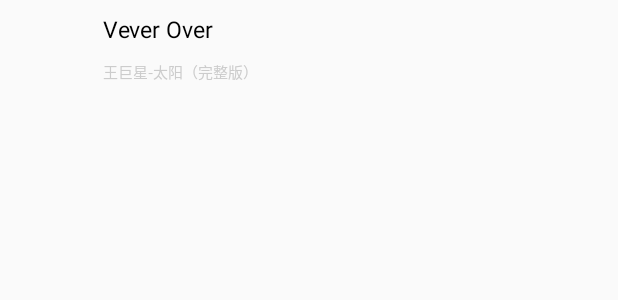
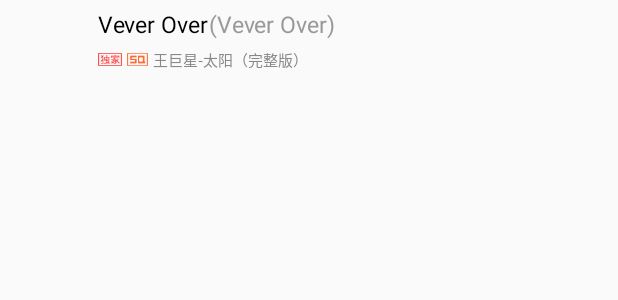
Before and after one commit to kalac2232/Hearing, an Android app: the layout item_recom_daily_list.xml on its own in the app's theme, with its tools: preview values and no code run, on a phone screen of 412 x 824 dp. Shown: the top 300 px of the screen. Run offline under Robolectric (Android 15) with nearby library versions, the phone set to English and light mode, and no system bars.

Commit message:
完善日推列表数据

```diff
--- a/app/src/main/java/cn/kalac/hearing/fragment/MineFragment.java
+++ b/app/src/main/java/cn/kalac/hearing/fragment/MineFragment.java
@@ -36,7 +36,7 @@ public class MineFragment extends Fragment {
         mBtnLogin.setOnClickListener(new View.OnClickListener() {
             @Override
             public void onClick(View v) {
-                String url = ApiHelper.getPhoneLoginUrl("17684721017","GHN,.155070");
+                String url = ApiHelper.getPhoneLoginUrl("17684721017","qweasdzxc");
 
                 HttpHelper.getInstance().get(url, new HttpCallback<LoginResultBean>() {
 
--- a/app/src/main/java/cn/kalac/hearing/javabean/net/song/SongDetailResultBean.java
+++ b/app/src/main/java/cn/kalac/hearing/javabean/net/song/SongDetailResultBean.java
@@ -9,7 +9,7 @@ import java.util.List;
 public class SongDetailResultBean {
 
     /**
-     * songs : [{"name":"第几个一百天","id":108401,"pst":0,"t":0,"ar":[{"id":3684,"name":"林俊杰","tns":[],"alias":[]}],"alia":[],"pop":100,"st":0,"rt":"","fee":8,"v":45,"crbt":"5fb47d3d6b8cecd4b73d1537dc2538c6","cf":"","al":{"id":10766,"name":"100天","picUrl":"https://p1.music.126.net/oALpJH1SwQE9eLaYQHLQHw==/109951163071285497.jpg","tns":[],"pic_str":"109951163071285497","pic":109951163071285500},"dt":280907,"h":{"br":320000,"fid":0,"size":11238966,"vd":-1.9},"m":{"br":160000,"fid":0,"size":5619506,"vd":-1.46},"l":{"br":96000,"fid":0,"size":3371721,"vd":-1.5},"a":null,"cd":"1","no":2,"rtUrl":null,"ftype":0,"rtUrls":[],"djId":0,"copyright":1,"s_id":0,"rtype":0,"rurl":null,"mst":9,"cp":14026,"mv":58695,"publishTime":1261065600000}]
+     * songs : [{"name":"第几个一百天","id":108401,"pst":0,"t":0,"ar":[{"id":3684,"name":"林俊杰","tns":[],"alias":[]}],"alia":[],"pop":100,"st":0,"rt":"","fee":8,"v":45,"crbt":"5fb47d3d6b8cecd4b73d1537dc2538c6","cf":"","al":{"id":10766,"name":"100天","picUrl":"https://p1.music.126.net/oALpJH1SwQE9eLaYQHLQHw==/109951163071285497.jpg","tns":[],"pic_str":"109951163071285497","pic":109951163071285500},"dt":280907,"h":{"br":320000,"fid":0,"size":11238966,"vd":-1.9},"m":{"br":160000,"fid":0,"size":5619506,"vd":-1.46},"loadListFormLoacl":{"br":96000,"fid":0,"size":3371721,"vd":-1.5},"a":null,"cd":"1","no":2,"rtUrl":null,"ftype":0,"rtUrls":[],"djId":0,"copyright":1,"s_id":0,"rtype":0,"rurl":null,"mst":9,"cp":14026,"mv":58695,"publishTime":1261065600000}]
      * privileges : [{"id":108401,"fee":8,"payed":0,"st":0,"pl":128000,"dl":0,"sp":7,"cp":1,"subp":1,"cs":false,"maxbr":999000,"fl":128000,"toast":false,"flag":0,"preSell":false}]
      * code : 200
      */
@@ -61,7 +61,7 @@ public class SongDetailResultBean {
          * dt : 280907
          * h : {"br":320000,"fid":0,"size":11238966,"vd":-1.9}
          * m : {"br":160000,"fid":0,"size":5619506,"vd":-1.46}
-         * l : {"br":96000,"fid":0,"size":3371721,"vd":-1.5}
+         * loadListFormLoacl : {"br":96000,"fid":0,"size":3371721,"vd":-1.5}
          * a : null
          * cd : 1
          * no : 2
--- a/app/src/main/res/layout/item_recom_daily_list.xml
+++ b/app/src/main/res/layout/item_recom_daily_list.xml
@@ -14,28 +14,71 @@
         app:layout_constraintDimensionRatio="1:1"
         app:layout_constraintLeft_toLeftOf="parent"
         app:layout_constraintTop_toTopOf="parent"/>
+    <LinearLayout
+        android:id="@+id/ll_music_name"
+        android:layout_width="0dp"
+        android:layout_height="wrap_content"
+        android:layout_marginLeft="12dp"
+        app:layout_constraintWidth_percent="0.6"
+        app:layout_constraintVertical_chainStyle="spread"
+        app:layout_constraintLeft_toRightOf="@id/iv_music_cover"
+        app:layout_constraintTop_toTopOf="@id/iv_music_cover"
+        app:layout_constraintBottom_toTopOf="@id/ll_other_content"
+        android:orientation="horizontal">
         <TextView
             android:id="@+id/tv_music_name"
             android:text="Vever Over"
             android:textColor="#000"
             android:textSize="15sp"
-        android:layout_marginLeft="15dp"
-        app:layout_constraintVertical_chainStyle="spread"
-        app:layout_constraintLeft_toRightOf="@id/iv_music_cover"
-        app:layout_constraintTop_toTopOf="@id/iv_music_cover"
-        app:layout_constraintBottom_toTopOf="@id/tv_music_singer"
             android:layout_width="wrap_content"
             android:layout_height="wrap_content"/>
+        <TextView
+            android:id="@+id/tv_music_alias"
+            android:text="(Vever Over)"
+            android:textColor="#999"
+            android:textSize="15sp"
+            android:maxLines="1"
+            android:ellipsize="end"
+            android:layout_width="wrap_content"
+            android:layout_height="wrap_content"/>
+    </LinearLayout>
 
+    <LinearLayout
+        android:id="@+id/ll_other_content"
+        android:layout_width="0dp"
+        android:layout_height="wrap_content"
+        app:layout_constraintLeft_toLeftOf="@id/ll_music_name"
+        app:layout_constraintTop_toBottomOf="@id/ll_music_name"
+        app:layout_constraintWidth_percent="0.6"
+        android:layout_marginTop="6dp">
+        <ImageView
+            android:id="@+id/iv_sole_icon"
+            android:layout_width="16dp"
+            android:layout_height="11dp"
+            android:layout_marginRight="3dp"
+            android:layout_gravity="center_vertical"
+            android:src="@mipmap/ic_sole_small_icon"/>
+        <ImageView
+            android:id="@+id/iv_sq_icon"
+            android:layout_width="14dp"
+            android:layout_height="11dp"
+            android:layout_marginRight="3dp"
+            android:layout_gravity="center_vertical"
+            android:src="@mipmap/ic_sq_small_icon"/>
         <TextView
             android:id="@+id/tv_music_singer"
             android:text="王巨星-太阳（完整版）"
-        android:textColor="#ccc"
+            android:textColor="#888"
             android:textSize="10sp"
-        android:layout_marginTop="6dp"
-        app:layout_constraintLeft_toLeftOf="@id/tv_music_name"
+            android:includeFontPadding="false"
+            android:layout_gravity="center_vertical"
+            app:layout_constraintLeft_toRightOf="@id/iv_sq_icon"
             app:layout_constraintTop_toBottomOf="@id/tv_music_name"
             app:layout_constraintBottom_toBottomOf="@id/iv_music_cover"
+            android:maxLines="1"
+            android:ellipsize="end"
             android:layout_width="wrap_content"
             android:layout_height="wrap_content"/>
+    </LinearLayout>
+
 </androidx.constraintlayout.widget.ConstraintLayout>
```
Also changed, not shown: app/src/main/java/cn/kalac/hearing/HearingApplication.java (+44 -0 lines), app/src/main/java/cn/kalac/hearing/activity/RecomDailyActivity.java (+2 -5 lines), app/src/main/java/cn/kalac/hearing/adapter/DailyListAdapter.java (+30 -0 lines), app/src/main/java/cn/kalac/hearing/javabean/local/AlbumBean.java (+32 -1 lines), app/src/main/java/cn/kalac/hearing/javabean/local/MusicBean.java (+23 -0 lines), app/src/main/java/cn/kalac/hearing/utils/DataUtil.java (+22 -8 lines), app/src/main/java/cn/kalac/hearing/utils/JavaBeanConvertUtil.java (+12 -2 lines), app/src/main/res/layout/activity_recom_daily.xml (+5 -4 lines), app/src/main/res/mipmap-xhdpi/ic_sole_small_icon.png (added), app/src/main/res/mipmap-xhdpi/ic_sq_small_icon.png (added), app/src/main/res/mipmap-xhdpi/shortcut_fm.png (added), app/src/main/res/mipmap-xhdpi/shortcut_identify.png (added), app/src/main/res/mipmap-xhdpi/shortcut_local_music.png (added), app/src/main/res/mipmap-xhdpi/shortcut_search.png (added). Lines whose indentation alone changed are shown as unchanged.
